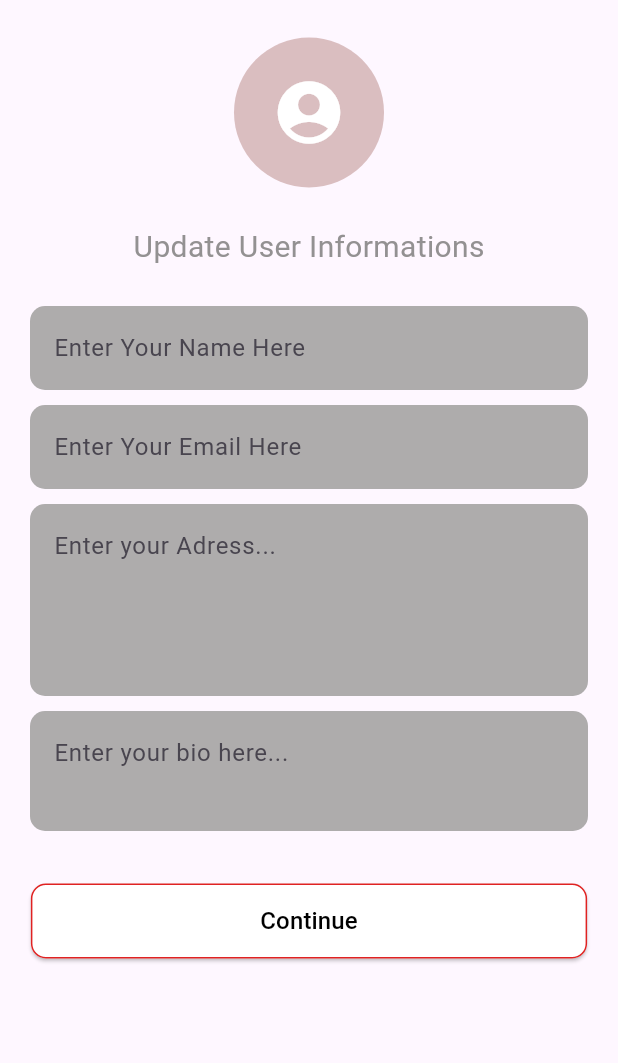
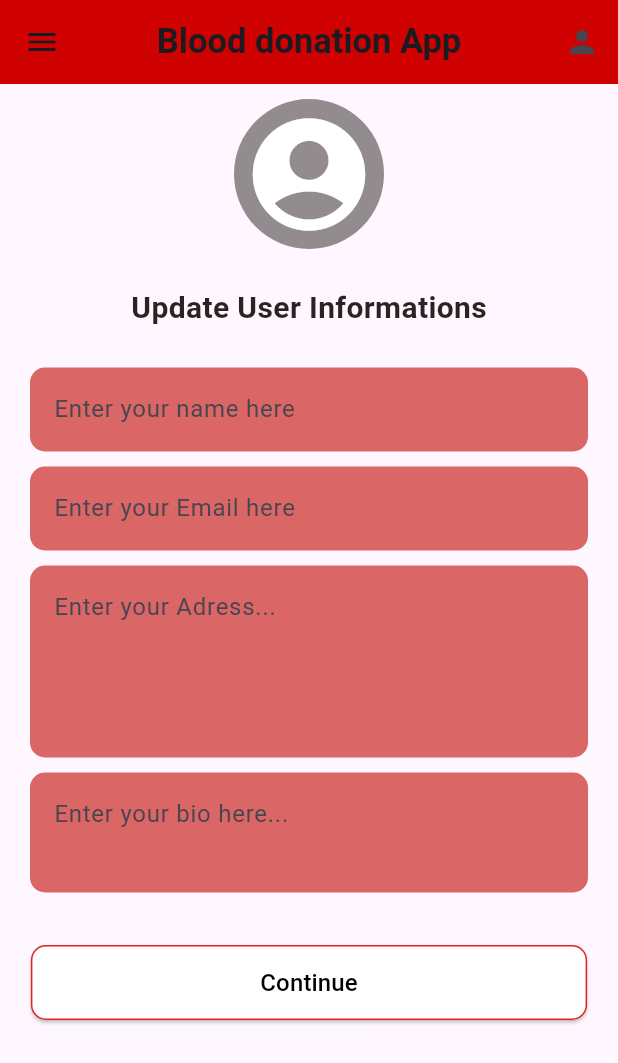
Before and after one commit to Applerack/flutter-blood-donor, a Flutter app: the UserInfromationScreen screen opened directly, on a phone screen of 412 x 824 dp. Shown: the top 1063 px of the screen. Run offline on Flutter 3.47's test engine with Material 3 defaults, Android fonts, the phone set to English and light mode, and no system bars; our stand-ins replace cloud_firestore, country_picker, firebase_auth, firebase_core, firebase_storage, flutter_spinkit and 4 more; accounts and stored records are empty.

Commit message:
create User Informatin Page UI

```diff
--- a/lib/screens/user_information_screen.dart
+++ b/lib/screens/user_information_screen.dart
@@ -43,6 +43,15 @@ class _UserInfromationScreenState extends State<UserInfromationScreen> {
     final isLoading =
         Provider.of<AuthProvider>(context, listen: true).isLoading;
     return Scaffold(
+            appBar:AppBar
+      (title: const Text("Blood donation App", style: TextStyle(fontSize: 23, fontWeight: FontWeight.bold,),),centerTitle: true,
+      backgroundColor: Color.fromARGB(255, 207, 1, 1),
+      elevation: 0,
+      leading: IconButton(onPressed:() {
+        //do somthing
+      },icon: Icon(Icons.menu),),
+      actions: [IconButton(onPressed: () {}, icon: Icon (Icons.person))],),
+
       body: SafeArea(
         child: isLoading == true
             ? const Center(
@@ -54,7 +63,7 @@ class _UserInfromationScreenState extends State<UserInfromationScreen> {
               )
             : SingleChildScrollView(
                 padding:
-                    const EdgeInsets.symmetric(vertical: 25.0, horizontal: 5.0),
+                    const EdgeInsets.symmetric(vertical: 10.0, horizontal: 5.0),
                 child: Center(
                   child: Column(
                     children: [
@@ -63,11 +72,11 @@ class _UserInfromationScreenState extends State<UserInfromationScreen> {
                         child: image == null
                             ? const CircleAvatar(
                                 backgroundColor:
-                                  Color.fromARGB(176, 202, 164, 164),
+                                  Color.fromARGB(173, 96, 89, 89),
                                 radius: 50,
                                 child: Icon(
                                   Icons.account_circle,
-                                  size: 50,
+                                  size: 90,
                                   color: Colors.white,
                                 ),
                               )
@@ -86,25 +95,26 @@ class _UserInfromationScreenState extends State<UserInfromationScreen> {
                             Text(
                               "Update User Informations",
                               style: TextStyle(
-                                  color: Color.fromARGB(221, 131, 129, 129),
+                                  color: Color.fromARGB(221, 13, 0, 0),
                                   fontSize: 20,
-                                  fontWeight: FontWeight.w400),
+                                  fontWeight: FontWeight.bold),
                             ),
                             SizedBox(
                               height: 25,
                             ),
                             // name field
                             textFeld(
-                              hintText: "Enter Your Name Here",
+                              hintText: "Enter your name here",
                               icon: Icons.account_circle,
                               inputType: TextInputType.name,
                               maxLines: 1,
                               controller: nameController,
                             ),
 
+
                             // email
                             textFeld(
-                              hintText: "Enter Your Email Here",
+                              hintText: "Enter your Email here",
                               icon: Icons.email,
                               inputType: TextInputType.emailAddress,
                               maxLines: 1,
@@ -177,7 +187,7 @@ class _UserInfromationScreenState extends State<UserInfromationScreen> {
           hintText: hintText,
           alignLabelWithHint: true,
           border: InputBorder.none,
-          fillColor: Color.fromARGB(255, 174, 172, 172),
+          fillColor: Color.fromARGB(255, 218, 102, 102),
           filled: true,
         ),
       ),
```
